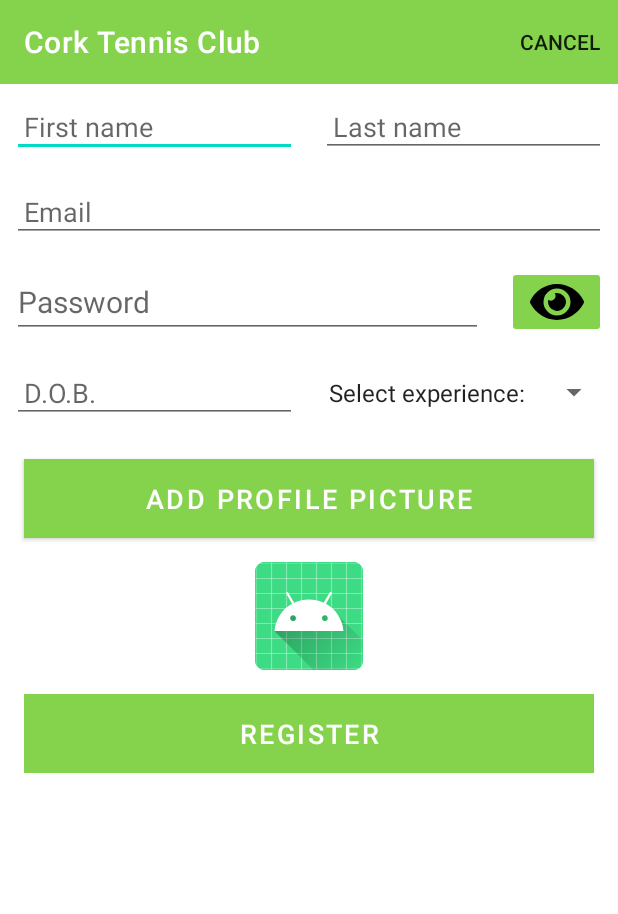
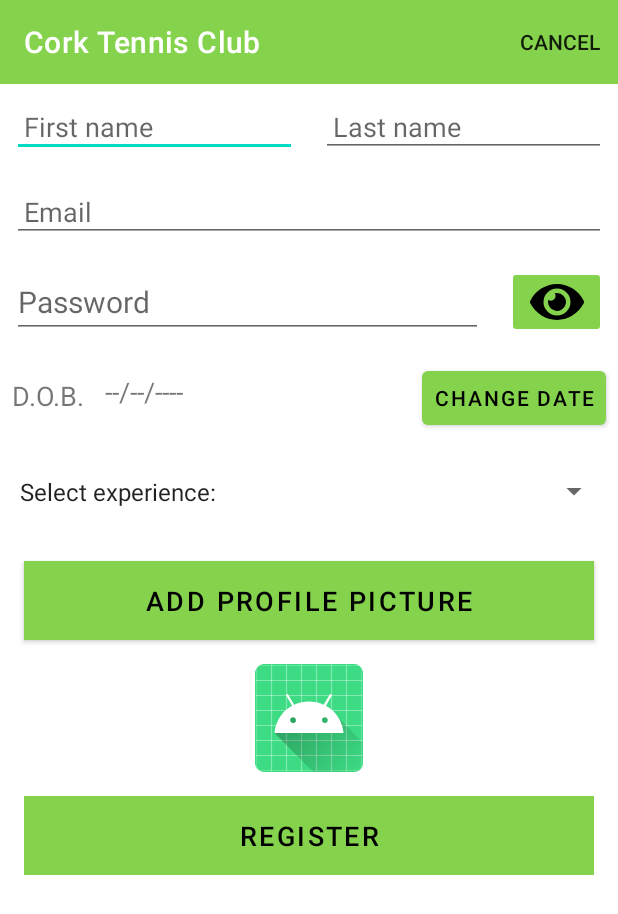
Before and after one commit to tonynaughton/cork-tennis-club, an Android app: the RegisterActivity screen opened directly, with no data from a screen before it, on a phone screen of 412 x 824 dp. Shown: the top 914 px of the screen. Run offline under Robolectric (Android 15) with nearby library versions, the phone set to English and light mode, and no system bars; our stand-ins replace Firebase (no records; nobody signed in at launch, a user with empty details on screens opened directly), Picasso, Timber; pictures from the network do not load.

Commit message:
Date picker implemented for selecting dob

```diff
--- a/app/src/main/java/ie/wit/tennisapp/ui/auth/RegisterActivity.kt
+++ b/app/src/main/java/ie/wit/tennisapp/ui/auth/RegisterActivity.kt
@@ -1,5 +1,6 @@
 package ie.wit.tennisapp.ui.auth
 
+import android.app.DatePickerDialog
 import android.content.Intent
 import android.net.Uri
 import androidx.appcompat.app.AppCompatActivity
@@ -24,6 +25,8 @@ import ie.wit.tennisapp.models.MemberModel
 import ie.wit.tennisapp.ui.home.Home
 import timber.log.Timber
 import timber.log.Timber.i
+import java.text.SimpleDateFormat
+import java.util.*
 
 class RegisterActivity() : AppCompatActivity(), View.OnClickListener {
 
@@ -34,6 +37,9 @@ class RegisterActivity() : AppCompatActivity(), View.OnClickListener {
     private lateinit var auth: FirebaseAuth
     private lateinit var togglePasswordVisButton: ImageButton
     var edit = false
+    var cal: Calendar = Calendar.getInstance()
+    private var userDateOfBirth: TextView? = null
+    private var buttonAddDate: Button? = null
 
     override fun onCreate(savedInstanceState: Bundle?) {
         super.onCreate(savedInstanceState)
@@ -56,6 +62,30 @@ class RegisterActivity() : AppCompatActivity(), View.OnClickListener {
             experienceSpinner.adapter = adapter
         }
 
+        userDateOfBirth = binding.resultDate
+        buttonAddDate = binding.addDateButton
+
+        userDateOfBirth!!.text = "--/--/----"
+
+        // Date picker implemented with reference to https://www.tutorialkart.com/kotlin-android/android-datepicker-kotlin-example/
+        val dateSetListener =
+            DatePickerDialog.OnDateSetListener { _, year, monthOfYear, dayOfMonth ->
+                cal.set(Calendar.YEAR, year)
+                cal.set(Calendar.MONTH, monthOfYear)
+                cal.set(Calendar.DAY_OF_MONTH, dayOfMonth)
+                updateDateInView()
+            }
+
+        buttonAddDate!!.setOnClickListener {
+            DatePickerDialog(
+                this,
+                dateSetListener,
+                cal.get(Calendar.YEAR),
+                cal.get(Calendar.MONTH),
+                cal.get(Calendar.DAY_OF_MONTH)
+            ).show()
+        }
+
         if (intent.hasExtra("member_edit")) {
             edit = true
             member = intent.extras?.getParcelable("member_edit")!!
@@ -63,7 +93,7 @@ class RegisterActivity() : AppCompatActivity(), View.OnClickListener {
             binding.lastName.setText(member.lastName)
             binding.email.setText(member.email)
             binding.password.setText(member.password)
-            binding.dateOfBirth.setText(member.dateOfBirth)
+            userDateOfBirth!!.text = member.dateOfBirth
             binding.experienceSpinner.setSelection(experienceOptions.indexOf(member.experience))
             binding.registerButton.setText(R.string.update_member)
             Picasso.get()
@@ -91,6 +121,12 @@ class RegisterActivity() : AppCompatActivity(), View.OnClickListener {
         auth = FirebaseAuth.getInstance()
     }
 
+    private fun updateDateInView() {
+        val myFormat = "dd/MM/yyyy"
+        val sdf = SimpleDateFormat(myFormat, Locale.ENGLISH)
+        userDateOfBirth!!.text = sdf.format(cal.time)
+    }
+
     private fun createAccount(email: String, password: String) {
         Timber.d( "createAccount:$email")
         if (!validateForm()) {
@@ -101,7 +137,7 @@ class RegisterActivity() : AppCompatActivity(), View.OnClickListener {
         member.lastName = binding.lastName.text.toString()
         member.email = binding.email.text.toString()
         member.password = binding.password.text.toString()
-        member.dateOfBirth = binding.dateOfBirth.text.toString()
+        member.dateOfBirth = userDateOfBirth!!.text.toString()
 
         if (edit) {
             auth.currentUser!!.updateEmail(member.email)
@@ -162,12 +198,12 @@ class RegisterActivity() : AppCompatActivity(), View.OnClickListener {
             binding.password.error = null
         }
 
-        val dateOfBirth = binding.dateOfBirth.text.toString()
+        val dateOfBirth = userDateOfBirth!!.text.toString()
         if (TextUtils.isEmpty(dateOfBirth)) {
-            binding.dateOfBirth.error = "Required."
+            userDateOfBirth!!.error = "Required."
             valid = false
         } else {
-            binding.dateOfBirth.error = null
+            userDateOfBirth!!.error = null
         }
 
         if (member.experience === getString(R.string.select_experience)) {
--- a/app/src/main/res/layout/activity_register.xml
+++ b/app/src/main/res/layout/activity_register.xml
@@ -103,6 +103,7 @@
                     android:padding="8dp"
                     android:layout_weight="4"
                     android:scaleType="centerInside"
+                    android:textColor="@color/colorPrimaryDark"
                     android:backgroundTint="@color/colorAccent" />
 
             </LinearLayout>
@@ -112,29 +113,38 @@
                 android:layout_height="match_parent"
                 android:orientation="horizontal">
 
-                <EditText
-                    android:id="@+id/dateOfBirth"
-                    android:layout_width="match_parent"
+                <TextView
+                    android:layout_width="wrap_content"
+                    android:layout_height="wrap_content"
+                    android:text="@string/hint_dateOfBirth"
+                    android:textSize="18sp"
+                    android:layout_margin="8dp"/>
+                <TextView
+                    android:id="@+id/result_date"
+                    android:layout_width="0dp"
+                    android:layout_height="wrap_content"
+                    android:textSize="18sp"
+                    android:layout_weight="1"
+                    android:layout_margin="5dp"/>
+
+                <Button
+                    android:id="@+id/addDateButton"
+                    android:layout_width="wrap_content"
                     android:layout_height="wrap_content"
                     android:layout_margin="8dp"
-                    android:hint="@string/hint_dateOfBirth"
-                    android:inputType="text"
-                    android:maxLength="25"
-                    android:maxLines="1"
                     android:padding="8dp"
                     android:textColor="@color/colorPrimaryDark"
-                    android:textSize="18sp"
-                    android:layout_weight="1"/>
-
-                <Spinner
-                    android:id="@+id/experienceSpinner"
-                    android:layout_width="match_parent"
-                    android:layout_height="match_parent"
-                    android:layout_weight="1"
-                    android:layout_margin="5dp"
-                    android:textSize="18dp"/>
+                    android:text="@string/change_date" />
 
             </LinearLayout>
+
+            <Spinner
+                android:id="@+id/experienceSpinner"
+                android:layout_width="match_parent"
+                android:layout_height="50dp"
+                android:layout_weight="1"
+                android:layout_margin="5dp"
+                android:textSize="18dp"/>
 
             <Button
                 android:id="@+id/chooseImage"
@@ -144,7 +154,7 @@
                 android:background="@color/colorAccent"
                 android:padding="8dp"
                 android:text="@string/button_addImage"
-                android:textColor="@color/colorPrimary"
+                android:textColor="@color/colorPrimaryDark"
                 android:textSize="18sp" />
 
             <ImageView
@@ -162,7 +172,7 @@
                 android:padding="8dp"
                 android:stateListAnimator="@null"
                 android:text="@string/register"
-                android:textColor="@color/colorPrimary"
+                android:textColor="@color/colorPrimaryDark"
                 android:textSize="18sp" />
         </LinearLayout>
 
--- a/app/src/main/res/layout/fragment_add_result.xml
+++ b/app/src/main/res/layout/fragment_add_result.xml
@@ -36,6 +36,7 @@
                 android:id="@+id/addDateButton"
                 android:layout_width="wrap_content"
                 android:layout_height="wrap_content"
+                android:textColor="@color/colorPrimaryDark"
                 android:text="@string/change_date" />
         </LinearLayout>
 
```
